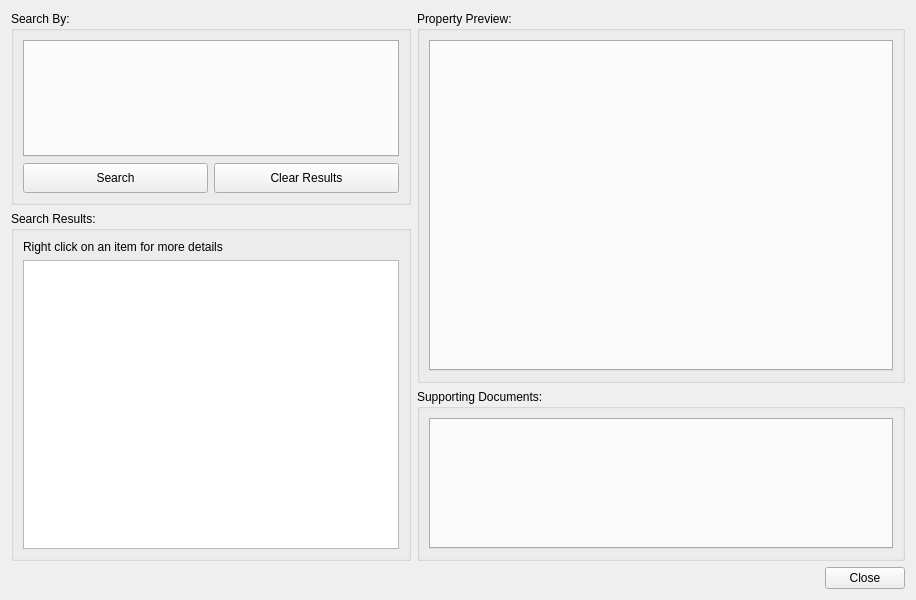
The window that ui/ui_view_str.ui (gltn/stdm) describes before a commit, drawn with Qt 5.
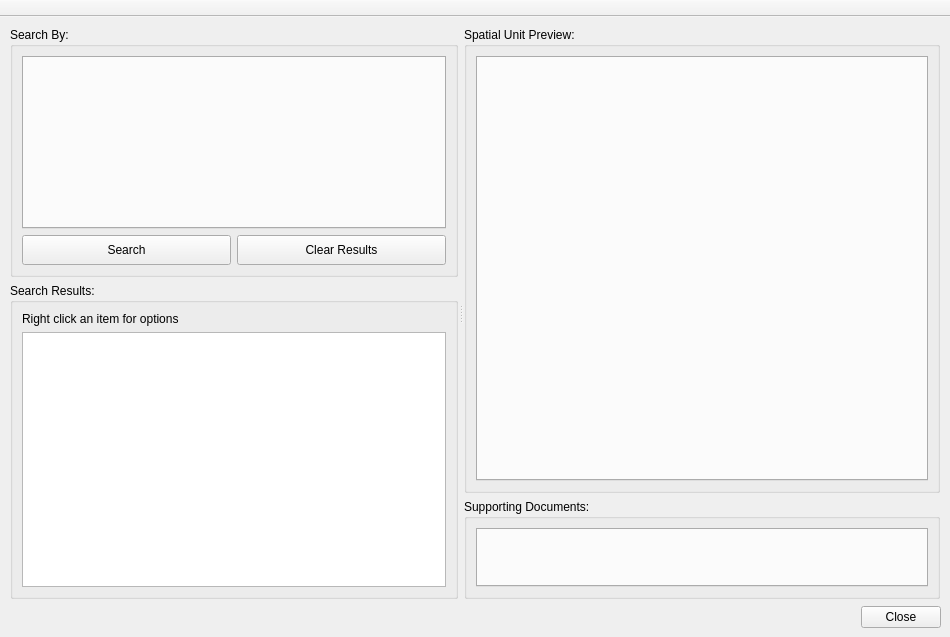
The same window after the commit. Icons and pictures are not drawn. Custom widgets are drawn as their Qt base class.

Diff of the .ui file:
```diff
--- a/ui/ui_view_str.ui
+++ b/ui/ui_view_str.ui
@@ -1,48 +1,76 @@
 <?xml version="1.0" encoding="UTF-8"?>
 <ui version="4.0">
- <class>frmViewSTR</class>
- <widget class="QWidget" name="frmViewSTR">
+ <class>frmManageSTR</class>
+ <widget class="QMainWindow" name="frmManageSTR">
   <property name="geometry">
    <rect>
     <x>0</x>
     <y>0</y>
-    <width>916</width>
-    <height>600</height>
+    <width>950</width>
+    <height>637</height>
    </rect>
   </property>
   <property name="windowTitle">
    <string>Social Tenure Relationship View</string>
   </property>
-  <layout class="QGridLayout" name="gridLayout_3">
+  <widget class="QWidget" name="centralwidget">
+   <layout class="QGridLayout" name="gridLayout">
+    <item row="1" column="0">
+     <widget class="QSplitter" name="splitter">
+      <property name="orientation">
+       <enum>Qt::Horizontal</enum>
+      </property>
+      <widget class="QFrame" name="frame">
+       <property name="sizePolicy">
+        <sizepolicy hsizetype="Preferred" vsizetype="Preferred">
+         <horstretch>0</horstretch>
+         <verstretch>0</verstretch>
+        </sizepolicy>
+       </property>
+       <property name="minimumSize">
+        <size>
+         <width>380</width>
+         <height>0</height>
+        </size>
+       </property>
+       <property name="maximumSize">
+        <size>
+         <width>450</width>
+         <height>16777215</height>
+        </size>
+       </property>
+       <property name="frameShape">
+        <enum>QFrame::NoFrame</enum>
+       </property>
+       <property name="frameShadow">
+        <enum>QFrame::Raised</enum>
+       </property>
+       <layout class="QGridLayout" name="gridLayout_5">
+        <property name="margin">
+         <number>1</number>
+        </property>
    <item row="0" column="0">
     <widget class="QGroupBox" name="groupBox">
+          <property name="minimumSize">
+           <size>
+            <width>0</width>
+            <height>250</height>
+           </size>
+          </property>
      <property name="maximumSize">
       <size>
-       <width>400</width>
-       <height>1000</height>
+            <width>16777215</width>
+            <height>250</height>
       </size>
      </property>
      <property name="title">
       <string>Search By:</string>
      </property>
-     <layout class="QGridLayout" name="gridLayout_2">
+          <layout class="QGridLayout" name="gridLayout_4">
       <item row="0" column="0" colspan="2">
-       <layout class="QVBoxLayout" name="vlSearchEntity"/>
-      </item>
-      <item row="1" column="0" colspan="2">
-       <widget class="QTabWidget" name="tbSTREntity">
-        <property name="minimumSize">
-         <size>
-          <width>0</width>
-          <height>0</height>
-         </size>
-        </property>
-        <property name="currentIndex">
-         <number>-1</number>
-        </property>
-       </widget>
-      </item>
-      <item row="2" column="0">
+            <widget class="QTabWidget" name="tbSTREntity"/>
+           </item>
+           <item row="1" column="0">
        <widget class="QPushButton" name="btnSearch">
         <property name="minimumSize">
          <size>
@@ -59,7 +87,7 @@
         </property>
        </widget>
       </item>
-      <item row="2" column="1">
+           <item row="1" column="1">
        <widget class="QPushButton" name="btnClearSearch">
         <property name="minimumSize">
          <size>
@@ -79,44 +107,8 @@
      </layout>
     </widget>
    </item>
-   <item row="0" column="1" rowspan="2">
-    <widget class="QGroupBox" name="groupBox_3">
-     <property name="sizePolicy">
-      <sizepolicy hsizetype="Preferred" vsizetype="Expanding">
-       <horstretch>0</horstretch>
-       <verstretch>0</verstretch>
-      </sizepolicy>
-     </property>
-     <property name="title">
-      <string>Property Preview:</string>
-     </property>
-     <layout class="QGridLayout" name="gridLayout">
-      <item row="0" column="0">
-       <widget class="PropertyPreviewWidget" name="tbPropertyPreview"/>
-      </item>
-     </layout>
-    </widget>
-   </item>
-   <item row="1" column="0" rowspan="2">
+        <item row="1" column="0">
     <widget class="QGroupBox" name="groupBox_2">
-     <property name="sizePolicy">
-      <sizepolicy hsizetype="Expanding" vsizetype="Expanding">
-       <horstretch>0</horstretch>
-       <verstretch>0</verstretch>
-      </sizepolicy>
-     </property>
-     <property name="minimumSize">
-      <size>
-       <width>300</width>
-       <height>350</height>
-      </size>
-     </property>
-     <property name="maximumSize">
-      <size>
-       <width>400</width>
-       <height>16777215</height>
-      </size>
-     </property>
      <property name="title">
       <string>Search Results:</string>
      </property>
@@ -124,7 +116,7 @@
       <item>
        <widget class="QLabel" name="label_4">
         <property name="text">
-         <string>Right click on an item for more details</string>
+              <string>Right click an item for options</string>
         </property>
        </widget>
       </item>
@@ -150,8 +142,21 @@
      </layout>
     </widget>
    </item>
-   <item row="2" column="1">
-    <widget class="QGroupBox" name="groupBox_4">
+       </layout>
+      </widget>
+      <widget class="QFrame" name="frame_2">
+       <property name="frameShape">
+        <enum>QFrame::NoFrame</enum>
+       </property>
+       <property name="frameShadow">
+        <enum>QFrame::Raised</enum>
+       </property>
+       <layout class="QGridLayout" name="gridLayout_3">
+        <property name="margin">
+         <number>1</number>
+        </property>
+        <item row="1" column="0">
+         <widget class="QgsCollapsibleGroupBoxBasic" name="gb_supporting_docs">
      <property name="sizePolicy">
       <sizepolicy hsizetype="Preferred" vsizetype="Maximum">
        <horstretch>0</horstretch>
@@ -187,18 +192,64 @@
      </layout>
     </widget>
    </item>
-   <item row="3" column="0" colspan="2">
+        <item row="0" column="0">
+         <widget class="QGroupBox" name="groupBox_3">
+          <property name="title">
+           <string>Spatial Unit Preview:</string>
+          </property>
+          <layout class="QGridLayout" name="gridLayout_2">
+           <item row="0" column="0">
+            <widget class="SpatialPreview" name="tbPropertyPreview"/>
+           </item>
+          </layout>
+         </widget>
+        </item>
+       </layout>
+      </widget>
+     </widget>
+    </item>
+    <item row="2" column="0">
     <widget class="QDialogButtonBox" name="buttonBox">
      <property name="standardButtons">
       <set>QDialogButtonBox::Close</set>
      </property>
     </widget>
    </item>
-  </layout>
+    <item row="0" column="0">
+     <layout class="QVBoxLayout" name="vl_notification"/>
+    </item>
+   </layout>
+  </widget>
+  <widget class="QToolBar" name="tb_actions">
+   <property name="windowTitle">
+    <string>toolBar</string>
+   </property>
+   <property name="movable">
+    <bool>false</bool>
+   </property>
+   <property name="toolButtonStyle">
+    <enum>Qt::ToolButtonTextBesideIcon</enum>
+   </property>
+   <property name="floatable">
+    <bool>false</bool>
+   </property>
+   <attribute name="toolBarArea">
+    <enum>TopToolBarArea</enum>
+   </attribute>
+   <attribute name="toolBarBreak">
+    <bool>false</bool>
+   </attribute>
+  </widget>
  </widget>
  <customwidgets>
   <customwidget>
-   <class>PropertyPreviewWidget</class>
+   <class>QgsCollapsibleGroupBoxBasic</class>
+   <extends>QGroupBox</extends>
+   <header location="global">qgis.gui</header>
+   <container>1</container>
+  </customwidget>
+  <customwidget>
+   <class>SpatialPreview</class>
    <extends>QTabWidget</extends>
    <header>propertyPreview</header>
    <container>1</container>
```
Left out of the diff: 14 changed lines with no effect on the pictures. Lines whose indentation alone changed are shown as unchanged.
